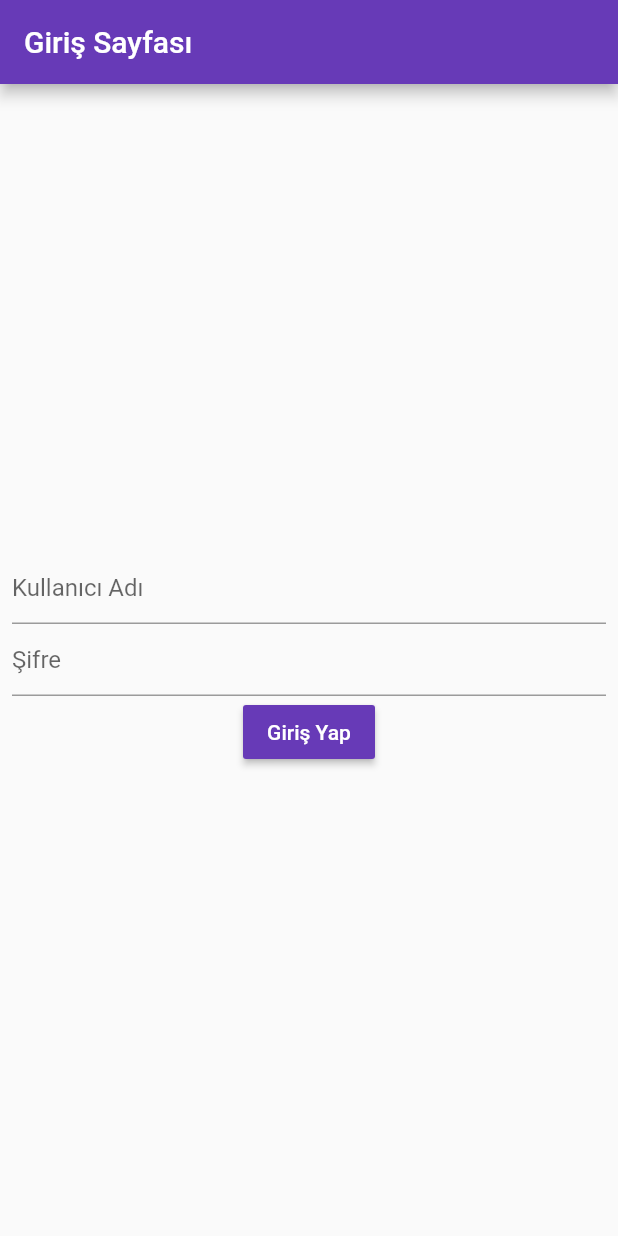
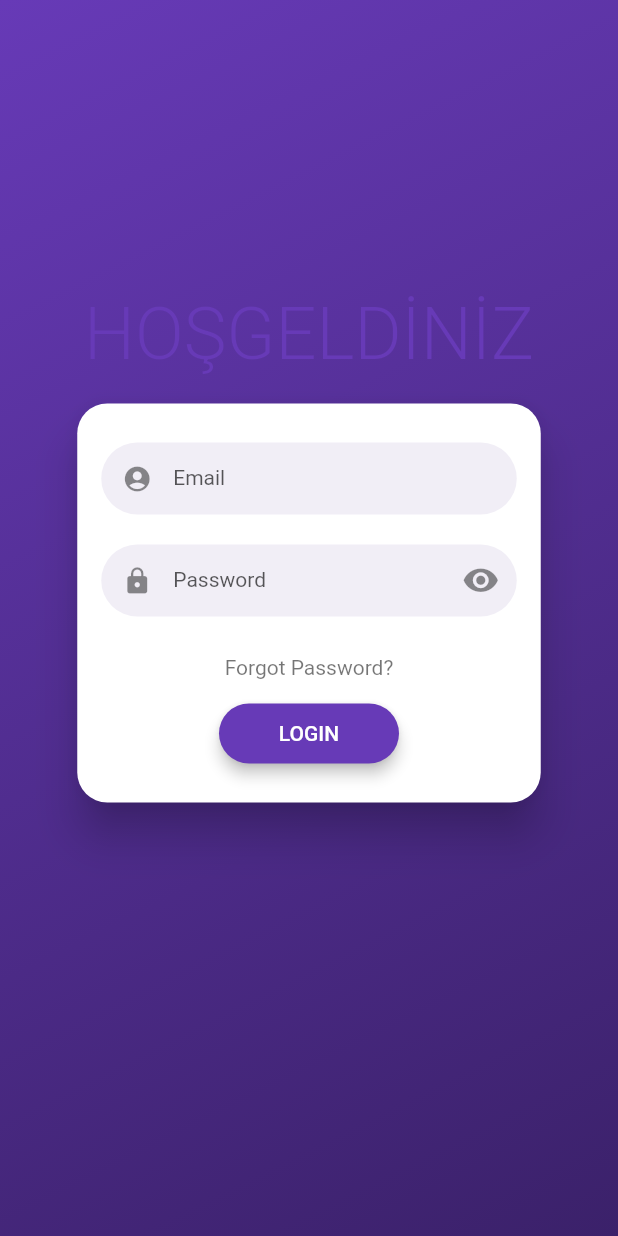
Before and after one commit to boratzn/Simple-Grocery-App-Flutter-, a Flutter app: the screen it shows after launch, on a phone screen of 412 x 824 dp. Run offline on Flutter 3.47's test engine with Material 2 defaults, Android fonts, the phone set to English and light mode, and no system bars; drawn by our look-alikes of flutter_login; our stand-ins replace badges, dio, flutter_bloc, shared_preferences; network calls fail.

Commit message:
some changes

```diff
--- a/lib/cubit/homepageSepet.dart
+++ b/lib/cubit/homepageSepet.dart
@@ -26,8 +26,10 @@ class HomePageSepetCubit extends Cubit<List<SepetYemekler>> {
       String yemek_fiyat,
       String yemek_siparis_adet,
       String kullanici_adi) async {
-    await yrepo.sepeteEkle(yemek_adi, yemek_resim_adi, yemek_fiyat,
-        yemek_siparis_adet, kullanici_adi);
+    try {
+      await yrepo.sepeteEkle(yemek_adi, yemek_resim_adi, yemek_fiyat,
+          yemek_siparis_adet, kullanici_adi);
+    } catch (e) {}
   }
 
   Future<void> sepettenYemekSil(
--- a/lib/main.dart
+++ b/lib/main.dart
@@ -64,7 +64,7 @@ class _MyAppState extends State<MyApp> {
         debugShowCheckedModeBanner: false,
         title: 'Flutter Demo',
         theme: ThemeData(
-          primarySwatch: Colors.blue,
+          primarySwatch: Colors.deepPurple,
         ),
         home: BlocBuilder<HomePageSepetCubit, List<SepetYemekler>>(
           builder: (contextt, sepettekiYemekler) {
@@ -99,7 +99,10 @@ class _MyAppState extends State<MyApp> {
             icon: BlocBuilder<HomePageSepetCubit, List<SepetYemekler>>(
               builder: (context, sepettekiYemekler) {
                 return badges.Badge(
-                  badgeContent: Text('${sepettekiYemekler.length}'),
+                  badgeContent: Text(
+                    '${sepettekiYemekler.length}',
+                    style: TextStyle(color: Colors.white),
+                  ),
                   showBadge: sepettekiYemekler.length > 0 ? true : false,
                   child: Icon(Icons.shopping_cart),
                 );
--- a/lib/pages/home_page.dart
+++ b/lib/pages/home_page.dart
@@ -91,7 +91,8 @@ class _HomePageState extends State<HomePage> {
                     return Padding(
                       padding: const EdgeInsets.all(5.0),
                       child: Card(
-                        color: Colors.deepPurple.shade100,
+                        elevation: 3,
+                        //color: Colors.deepPurple.shade100,
                         shape: OutlineInputBorder(
                             borderSide: BorderSide.none,
                             borderRadius: BorderRadius.circular(15)),
@@ -137,7 +138,7 @@ class _HomePageState extends State<HomePage> {
                                             decoration: BoxDecoration(
                                               borderRadius:
                                                   BorderRadius.circular(5),
-                                              color: Colors.green,
+                                              color: Colors.deepPurple.shade300,
                                             ),
                                             width: 100,
                                             height: 35,
--- a/lib/pages/login_page.dart
+++ b/lib/pages/login_page.dart
@@ -1,4 +1,5 @@
 import 'package:flutter/material.dart';
+import 'package:flutter_login/flutter_login.dart';
 import 'package:grocery_app/cubit/index_provider.dart';
 import 'package:grocery_app/pages/home_page.dart';
 import 'package:provider/provider.dart';
@@ -12,15 +13,10 @@ class LoginPage extends StatefulWidget {
 }
 
 class _LoginPageState extends State<LoginPage> {
-  var tfKullaniciAdi = TextEditingController();
-  var tfSifre = TextEditingController();
   var scaffoldKey = GlobalKey<ScaffoldState>();
 
-  Future<void> girisKontrol(IndexProvider value) async {
-    var ka = tfKullaniciAdi.text;
-    var pss = tfSifre.text;
-
-    if (ka == "boratzn" && pss == '123') {
+  Future<void> girisKontrol2(IndexProvider value, String ka, String pss) async {
+    if (ka == "boratzn94@gmail.com" && pss == '123') {
       var sp = await SharedPreferences.getInstance();
 
       sp.setString("kullaniciAdi", ka);
@@ -28,8 +24,6 @@ class _LoginPageState extends State<LoginPage> {
 
       value.singIn(true);
     } else {
-      tfKullaniciAdi.text = '';
-      tfSifre.text = '';
       ScaffoldMessenger.of(context).showSnackBar(
           SnackBar(content: Text('Kullanıcı adı veya şifre hatalı!')));
     }
@@ -39,42 +33,22 @@ class _LoginPageState extends State<LoginPage> {
   Widget build(BuildContext context) {
     return Scaffold(
       key: scaffoldKey,
-      appBar: AppBar(
-        backgroundColor: Colors.deepPurple,
-        title: Text('Giriş Sayfası'),
-      ),
-      body: Center(
-        child: Padding(
-          padding: const EdgeInsets.all(8.0),
-          child: Column(
-            mainAxisAlignment: MainAxisAlignment.center,
-            children: [
-              TextField(
-                controller: tfKullaniciAdi,
-                decoration: InputDecoration(hintText: 'Kullanıcı Adı'),
-              ),
-              TextField(
-                obscureText: true,
-                controller: tfSifre,
-                decoration: InputDecoration(hintText: 'Şifre'),
-              ),
-              Consumer<IndexProvider>(
-                builder: (context, value, child) {
-                  return MaterialButton(
-                      color: Colors.deepPurple,
-                      onPressed: () {
-                        girisKontrol(value);
-                      },
-                      child: Text(
-                        'Giriş Yap',
-                        style: TextStyle(color: Colors.white),
-                      ));
-                },
-              )
-            ],
-          ),
-        ),
+      body: Consumer<IndexProvider>(
+        builder: (context, value, child) {
+          return loginPageBody2(value);
+        },
       ),
     );
   }
+
+  loginPageBody2(IndexProvider value) {
+    return FlutterLogin(
+      title: 'HOŞGELDİNİZ',
+      onLogin: (p0) {
+        girisKontrol2(value, p0.name, p0.password);
+        return null;
+      },
+      onRecoverPassword: (p0) {},
+    );
+  }
 }
--- a/pubspec.yaml
+++ b/pubspec.yaml
@@ -40,6 +40,7 @@ dependencies:
   badges: ^3.0.3
   provider: ^6.0.5
   shared_preferences: ^2.0.20
+  flutter_login: ^4.1.1
 
 dev_dependencies:
   flutter_test:
```
Also changed, not shown: lib/pages/my_cart.dart (+4 -4 lines), pubspec.lock, 5 other files.
